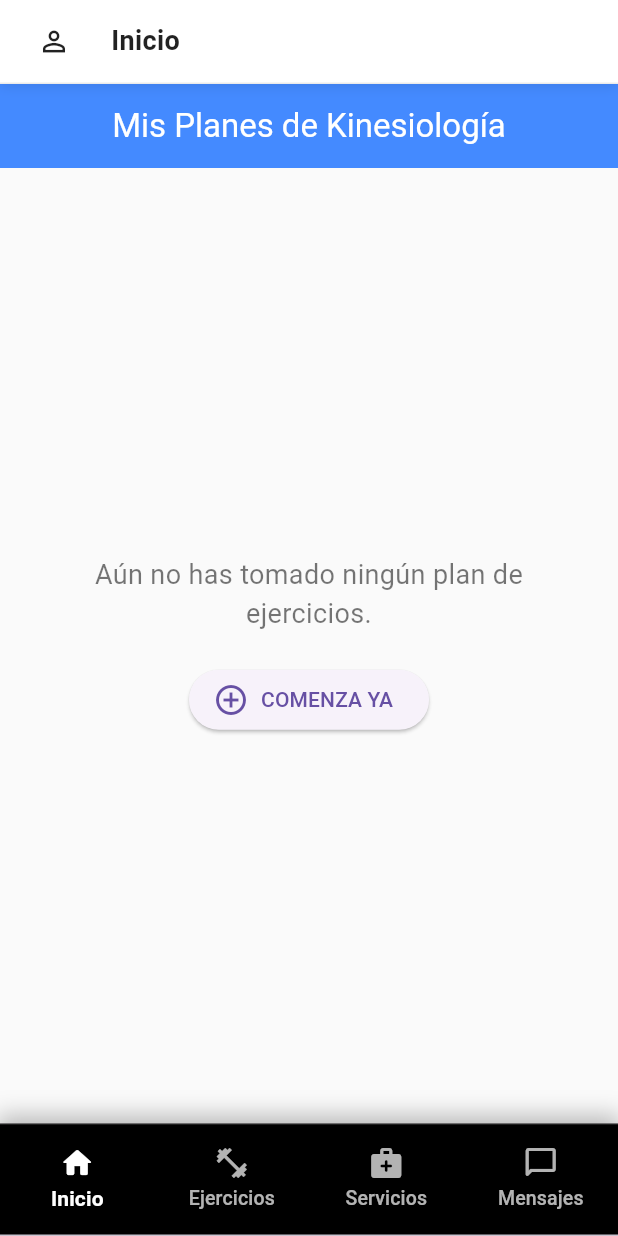
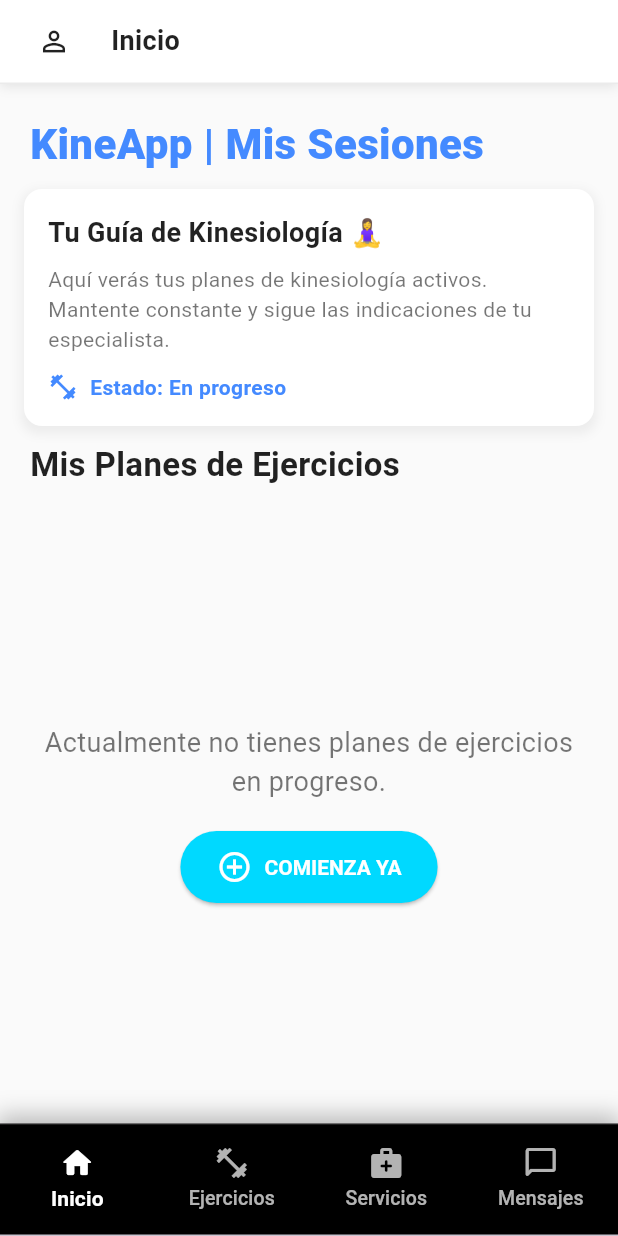
Before and after one commit to Adonisnu4/kine_app, a Flutter app: the screen it shows once a user with an empty profile is signed in, on a phone screen of 412 x 824 dp. Run offline on Flutter 3.47's test engine with Material 3 defaults, Android fonts, the phone set to English and light mode, and no system bars; our stand-ins replace cloud_firestore, firebase_auth, firebase_core, google_sign_in, table_calendar, video_player; accounts and stored records are empty.

Commit message:
fix brach
se sube branch por el juan que esta bugeado

```diff
--- a/lib/auth/auth_gate.dart
+++ b/lib/auth/auth_gate.dart
@@ -1,7 +1,7 @@
 // lib/auth/auth_gate.dart
 import 'package:firebase_auth/firebase_auth.dart';
 import 'package:flutter/material.dart';
-import 'package:kine_app/screens/chat/screens/contacts_screen.dart'; // Asegúrate de tener una pantalla de login para el caso de no estar autenticado
+import 'package:kine_app/features/chat/screens/contacts_screen.dart'; // Asegúrate de tener una pantalla de login para el caso de no estar autenticado
 import '../features/auth/screens/login_screen.dart'; // <--- CAMBIA ESTO A TU RUTA REAL DE LOGIN
 
 class AuthGate extends StatelessWidget {
--- a/lib/features/home_screen.dart
+++ b/lib/features/home_screen.dart
@@ -3,7 +3,7 @@ import 'package:flutter/material.dart';
 import 'package:flutter/services.dart';
 import 'package:kine_app/features/Patients_and_Kine/screens/kine_panel_screen.dart';
 import 'package:kine_app/features/auth/services/get_user_data.dart';
-import 'package:kine_app/screens/chat/screens/contacts_screen.dart'; // Asegúrate de tener una pantalla de login para el caso de no estar autenticado
+import 'package:kine_app/features/chat/screens/contacts_screen.dart'; // Asegúrate de tener una pantalla de login para el caso de no estar autenticado
 import 'package:kine_app/features/ejercicios/plan_ejercicios_screen.dart'; // Paciente ve esto
 import 'package:kine_app/features/index.dart';
 import 'package:kine_app/features/auth/screens/profile_screen.dart'; // Ambos
--- a/lib/features/index.dart
+++ b/lib/features/index.dart
@@ -1,8 +1,10 @@
 import 'package:flutter/material.dart';
 import 'package:flutter/services.dart';
-import 'package:kine_app/services/user_planes_taken.dart';
+// Asegúrate de que este path es correcto para tu servicio
+import 'package:kine_app/services/planes_usuarios_service.dart';
 
 // Importa las funciones y clases del servicio
+// Asumo que PlanTomado está definido en planes_usuarios_service.dart
 
 class Index extends StatefulWidget {
   const Index({super.key});
@@ -19,7 +21,7 @@ class _IndexState extends State<Index> {
   void initState() {
     super.initState();
     // Llama a la función del servicio al inicializar el estado
-    _plansFuture = obtenerPlanesPorUsuario();
+    _plansFuture = obtenerPlanesEnProgresoPorUsuario();
   }
 
   @override
@@ -27,14 +29,44 @@ class _IndexState extends State<Index> {
     return AnnotatedRegion<SystemUiOverlayStyle>(
       value: SystemUiOverlayStyle.dark, // status bar con iconos oscuros
       child: Scaffold(
-        appBar: AppBar(
-          title: const Text('Mis Planes de Kinesiología'),
-          backgroundColor: Colors.blueAccent,
-          foregroundColor: Colors.white,
-          centerTitle: true,
+        backgroundColor: Colors.grey[50],
+        // Usamos ListView para hacer toda la pantalla desplazable (incluyendo la Guía)
+        body: SafeArea(
+          child: Column(
+            crossAxisAlignment: CrossAxisAlignment.start,
+            children: [
+              // TÍTULO PRINCIPAL DE LA PÁGINA
+              const Padding(
+                padding: EdgeInsets.fromLTRB(20.0, 20.0, 20.0, 10.0),
+                child: Text(
+                  'KineApp | Mis Sesiones',
+                  style: TextStyle(
+                    fontSize: 28,
+                    fontWeight: FontWeight.w900,
+                    color: Colors.blueAccent,
                   ),
-        backgroundColor: Colors.grey[50],
-        body: FutureBuilder<List<PlanTomado>>(
+                ),
+              ),
+
+              // 1. SECCIÓN: GUÍA DE SALUD
+              const _HealthGuideSection(),
+
+              // 2. TÍTULO DE LA SECCIÓN DE PLANES
+              const Padding(
+                padding: EdgeInsets.fromLTRB(20.0, 10.0, 20.0, 10.0),
+                child: Text(
+                  'Mis Planes de Ejercicios',
+                  style: TextStyle(
+                    fontSize: 22,
+                    fontWeight: FontWeight.bold,
+                    color: Colors.black87,
+                  ),
+                ),
+              ),
+
+              // 3. WIDGET DE FUTUROS PLANES (ocupa el espacio restante)
+              Expanded(
+                child: FutureBuilder<List<PlanTomado>>(
                   future: _plansFuture,
                   builder: (context, snapshot) {
                     if (snapshot.connectionState == ConnectionState.waiting) {
@@ -50,7 +82,10 @@ class _IndexState extends State<Index> {
                           child: Text(
                             'Error al cargar: ${snapshot.error}',
                             textAlign: TextAlign.center,
-                    style: const TextStyle(color: Colors.red, fontSize: 16),
+                            style: const TextStyle(
+                              color: Colors.red,
+                              fontSize: 16,
+                            ),
                           ),
                         ),
                       );
@@ -61,41 +96,55 @@ class _IndexState extends State<Index> {
                       return Center(
                         child: Padding(
                           padding: const EdgeInsets.all(24.0),
-                  // Usamos Column para apilar el mensaje y el botón
                           child: Column(
                             mainAxisSize: MainAxisSize
                                 .min, // Ocupar solo el espacio necesario verticalmente
                             children: [
                               const Text(
-                        'Aún no has tomado ningún plan de ejercicios.',
+                                'Actualmente no tienes planes de ejercicios en progreso.',
                                 textAlign: TextAlign.center,
-                        style: TextStyle(fontSize: 18, color: Colors.black54),
+                                style: TextStyle(
+                                  fontSize: 18,
+                                  color: Colors.black54,
                                 ),
-                      const SizedBox(
-                        height: 20,
-                      ), // Espacio entre el texto y el botón
+                              ),
+                              const SizedBox(height: 20),
                               ElevatedButton.icon(
                                 onPressed: () {
                                   // 💡 Implementación para cambiar la pestaña en el HomeScreen
-
                                   final TabController? controller =
                                       DefaultTabController.of(context);
 
                                   if (controller != null) {
-                            // El índice 1 corresponde a la pestaña 'Ejercicios' (PlanEjercicioScreen) en el HomeScreen del paciente.
-                            print("Si");
+                                    // El índice 1 corresponde a la pestaña 'Ejercicios' (PlanEjercicioScreen)
                                     controller.animateTo(1);
                                   } else {
-                            // Manejo de errores si el controlador no se encuentra (no debería pasar)
-                            print('Error: TabController no encontrado.');
+                                    print(
+                                      'Error: TabController no encontrado.',
+                                    );
                                   }
                                 },
-                        icon: const Icon(Icons.add_circle_outline, size: 24),
-                        label: const Text(
-                          'COMENZA YA',
-                          // ... otros estilos
+                                icon: const Icon(
+                                  Icons.add_circle_outline,
+                                  size: 24,
                                 ),
-                        // ... otros estilos del botón
+                                label: const Text('COMIENZA YA'),
+                                style: ElevatedButton.styleFrom(
+                                  foregroundColor: Colors.white,
+                                  backgroundColor: const Color.fromARGB(
+                                    255,
+                                    0,
+                                    217,
+                                    255,
+                                  ),
+                                  padding: const EdgeInsets.symmetric(
+                                    horizontal: 24,
+                                    vertical: 12,
+                                  ),
+                                  textStyle: const TextStyle(
+                                    fontWeight: FontWeight.bold,
+                                  ),
+                                ),
                               ),
                             ],
                           ),
@@ -106,7 +155,12 @@ class _IndexState extends State<Index> {
                     // Si los datos están listos, muestra la lista de planes
                     final plans = snapshot.data!;
                     return ListView.builder(
-              padding: const EdgeInsets.all(16.0),
+                      padding: const EdgeInsets.fromLTRB(
+                        16.0,
+                        0,
+                        16.0,
+                        16.0,
+                      ), // Ajuste de padding
                       itemCount: plans.length,
                       itemBuilder: (context, index) {
                         final plan = plans[index];
@@ -116,11 +170,80 @@ class _IndexState extends State<Index> {
                   },
                 ),
               ),
+            ],
+          ),
+        ),
+      ),
     );
   }
 }
 
-// Widget de tarjeta para mostrar los detalles de un PlanTomado
+// --- SECCIÓN DE LA GUÍA DE SALUD ---
+class _HealthGuideSection extends StatelessWidget {
+  const _HealthGuideSection();
+
+  @override
+  Widget build(BuildContext context) {
+    return Container(
+      width: double.infinity,
+      padding: const EdgeInsets.all(16.0),
+      margin: const EdgeInsets.symmetric(horizontal: 16.0),
+      decoration: BoxDecoration(
+        color: Colors.white,
+        borderRadius: BorderRadius.circular(12),
+        boxShadow: [
+          BoxShadow(
+            color: Colors.grey.withOpacity(0.15),
+            spreadRadius: 2,
+            blurRadius: 5,
+            offset: const Offset(0, 3),
+          ),
+        ],
+      ),
+      child: Column(
+        crossAxisAlignment: CrossAxisAlignment.start,
+        children: [
+          // Título específico de la Guía
+          const Text(
+            'Tu Guía de Kinesiología 🧘‍♀️',
+            style: TextStyle(
+              fontSize: 18,
+              fontWeight: FontWeight.bold,
+              color: Colors.black87,
+            ),
+          ),
+          const SizedBox(height: 8),
+          const Text(
+            'Aquí verás tus planes de kinesiología activos. Mantente constante y sigue las indicaciones de tu especialista.',
+            style: TextStyle(fontSize: 14, color: Colors.black54),
+          ),
+          const SizedBox(height: 12),
+          Row(
+            children: [
+              const Icon(
+                Icons.fitness_center,
+                size: 20,
+                color: Colors.blueAccent,
+              ),
+              const SizedBox(width: 8),
+              Text(
+                'Estado: En progreso',
+                style: TextStyle(
+                  fontSize: 14,
+                  fontWeight: FontWeight.w600,
+                  color: Colors.blueAccent,
+                ),
+              ),
+            ],
+          ),
+        ],
+      ),
+    );
+  }
+}
+// ------------------------------------
+
+// Widget de tarjeta para mostrar los detalles de un PlanTomado (Sin cambios)
 class _PlanCard extends StatelessWidget {
   final PlanTomado plan;
 
@@ -137,7 +260,7 @@ class _PlanCard extends StatelessWidget {
         estadoColor = Colors.green;
         break;
       case 'en_progreso':
-        estadoDisplay = 'En progreso'; // <-- ¡Este es el cambio para mostrar!
+        estadoDisplay = 'En progreso';
         estadoColor = Colors.orange;
         break;
       case 'pendiente':
@@ -152,6 +275,10 @@ class _PlanCard extends StatelessWidget {
       elevation: 4,
       shape: RoundedRectangleBorder(borderRadius: BorderRadius.circular(12)),
       margin: const EdgeInsets.only(bottom: 16.0),
+      child: InkWell(
+        onTap: () {
+          // TODO: Implementar navegación al detalle del plan
+        },
         child: Padding(
           padding: const EdgeInsets.all(16.0),
           child: Column(
@@ -193,6 +320,7 @@ class _PlanCard extends StatelessWidget {
             ],
           ),
         ),
+      ),
     );
   }
 
```
Also changed, not shown: lib/features/Appointments/screens/manage_availability_screen.dart (+48 -51 lines), lib/services/planes_usuarios_service.dart (renamed from lib/services/user_planes_taken.dart, +121 -0 lines). Lines whose indentation alone changed are shown as unchanged.
